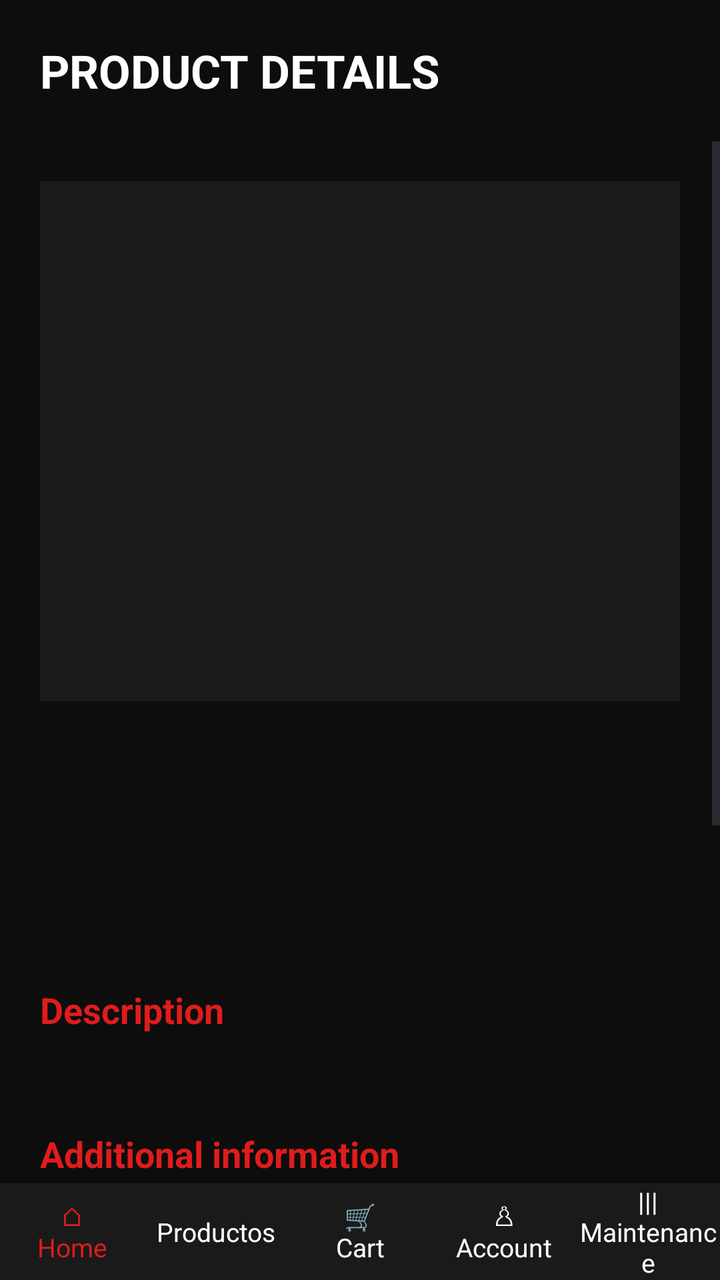
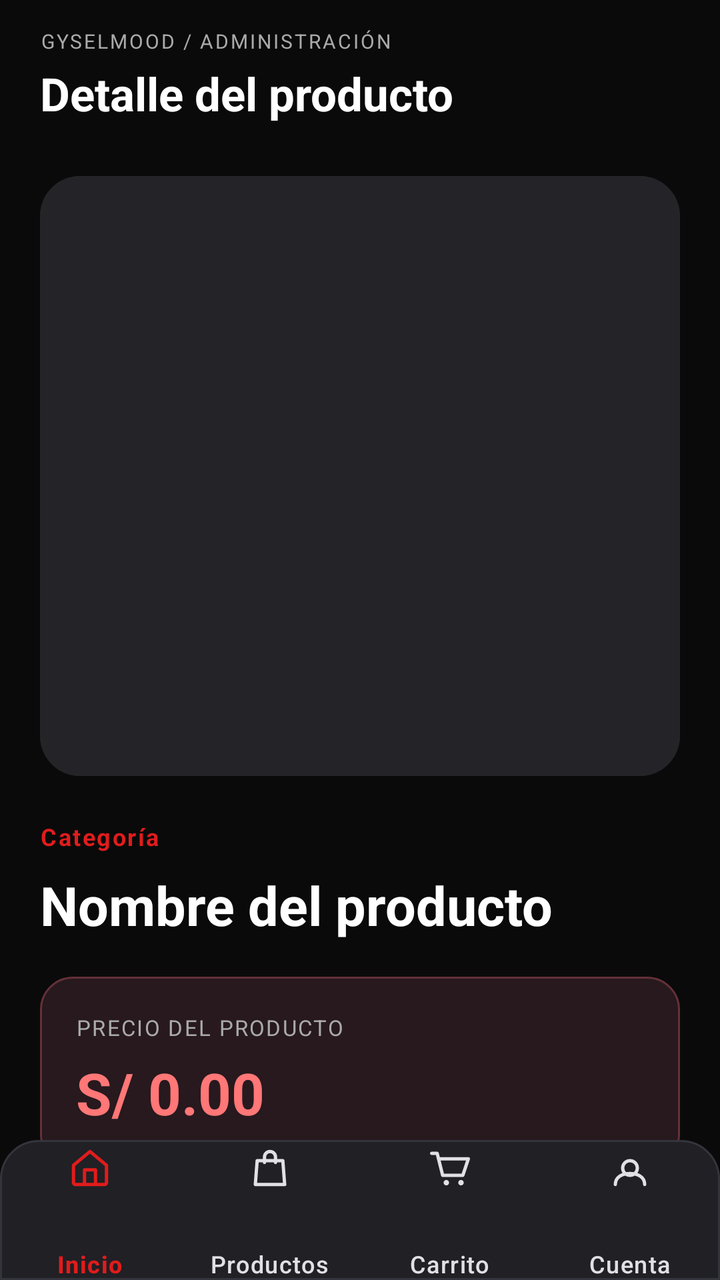

Before-and-after screenshots of an Android layout around one commit, followed by the original layout XML and the change that was made.
<!-- AndroidManifest.xml: application theme Theme.GyselMode -->
<!-- res/layout/activity_detalle_producto.xml -->
<?xml version="1.0" encoding="utf-8"?>
<androidx.constraintlayout.widget.ConstraintLayout
    xmlns:android="http://schemas.android.com/apk/res/android"
    xmlns:app="http://schemas.android.com/apk/res-auto"
    android:layout_width="match_parent"
    android:layout_height="match_parent"
    android:background="#0D0D0D">

    <TextView
        android:id="@+id/txtTituloPantalla"
        android:layout_width="0dp"
        android:layout_height="wrap_content"
        android:text="@string/detail_title"
        android:textColor="#FFFFFF"
        android:textSize="23sp"
        android:textStyle="bold"
        android:padding="20dp"
        app:layout_constraintTop_toTopOf="parent"
        app:layout_constraintStart_toStartOf="parent"
        app:layout_constraintEnd_toEndOf="parent"/>

    <ScrollView
        android:layout_width="0dp"
        android:layout_height="0dp"
        android:fillViewport="true"
        app:layout_constraintTop_toBottomOf="@id/txtTituloPantalla"
        app:layout_constraintBottom_toTopOf="@id/navBottom"
        app:layout_constraintStart_toStartOf="parent"
        app:layout_constraintEnd_toEndOf="parent">

        <LinearLayout
            android:layout_width="match_parent"
            android:layout_height="wrap_content"
            android:orientation="vertical"
            android:padding="20dp">

            <ImageView
                android:id="@+id/imgProductoDetalle"
                android:layout_width="match_parent"
                android:layout_height="260dp"
                android:scaleType="centerCrop"
                android:background="#1A1A1A"
                android:contentDescription="@string/cd_detail_main_image"/>

            <TextView
                android:id="@+id/txtNombreDetalle"
                android:layout_width="match_parent"
                android:layout_height="wrap_content"
                android:textColor="#FFFFFF"
                android:textSize="26sp"
                android:textStyle="bold"
                android:layout_marginTop="16dp"/>

            <TextView
                android:id="@+id/txtCategoriaDetalle"
                android:layout_width="match_parent"
                android:layout_height="wrap_content"
                android:textColor="#AAAAAA"
                android:textSize="16sp"
                android:layout_marginTop="8dp"/>

            <TextView
                android:id="@+id/txtPrecioDetalle"
                android:layout_width="match_parent"
                android:layout_height="wrap_content"
                android:textColor="#E01C1C"
                android:textSize="22sp"
                android:textStyle="bold"
                android:layout_marginTop="12dp"/>

            <TextView
                android:layout_width="match_parent"
                android:layout_height="wrap_content"
                android:text="@string/detail_description"
                android:textColor="#E01C1C"
                android:textStyle="bold"
                android:textSize="18sp"
                android:layout_marginTop="20dp"/>

            <TextView
                android:id="@+id/txtDescripcionDetalle"
                android:layout_width="match_parent"
                android:layout_height="wrap_content"
                android:textColor="#FFFFFF"
                android:textSize="16sp"
                android:layout_marginTop="6dp"/>

            <TextView
                android:layout_width="match_parent"
                android:layout_height="wrap_content"
                android:text="@string/detail_additional"
                android:textColor="#E01C1C"
                android:textStyle="bold"
                android:textSize="18sp"
                android:layout_marginTop="20dp"/>

            <TextView
                android:id="@+id/txtAdicionalDetalle"
                android:layout_width="match_parent"
                android:layout_height="wrap_content"
                android:textColor="#FFFFFF"
                android:textSize="16sp"
                android:layout_marginTop="6dp"/>

            <TextView
                android:layout_width="match_parent"
                android:layout_height="wrap_content"
                android:text="@string/detail_available_sizes"
                android:textColor="#E01C1C"
                android:textStyle="bold"
                android:textSize="18sp"
                android:layout_marginTop="20dp"/>

            <TextView
                android:id="@+id/txtTallasDetalle"
                android:layout_width="match_parent"
                android:layout_height="wrap_content"
                android:textColor="#FFFFFF"
                android:textSize="16sp"
                android:layout_marginTop="6dp"/>

            <Button
                android:id="@+id/btnEditarProducto"
                android:layout_width="match_parent"
                android:layout_height="wrap_content"
                android:text="@string/detail_edit_button"
                android:textColor="#FFFFFF"
                android:backgroundTint="#E01C1C"
                android:layout_marginTop="28dp"/>

            <Button
                android:id="@+id/btnEliminarProducto"
                android:layout_width="match_parent"
                android:layout_height="wrap_content"
                android:text="@string/detail_delete_button"
                android:textColor="#FFFFFF"
                android:backgroundTint="#444444"
                android:layout_marginTop="12dp"
                android:layout_marginBottom="20dp"/>

        </LinearLayout>

    </ScrollView>

    <include
        android:id="@+id/navBottom"
        layout="@layout/bottom_navigation"
        android:layout_width="match_parent"
        android:layout_height="wrap_content"
        app:layout_constraintBottom_toBottomOf="parent"/>

</androidx.constraintlayout.widget.ConstraintLayout>
<!-- res/layout/bottom_navigation.xml (included above) -->
<?xml version="1.0" encoding="utf-8"?>
<LinearLayout
    xmlns:android="http://schemas.android.com/apk/res/android"
    android:id="@+id/bottomNavigation"
    android:layout_width="match_parent"
    android:layout_height="70dp"
    android:background="@color/gysel_dark_gray"
    android:gravity="center"
    android:orientation="horizontal">

    
    <TextView
        android:id="@+id/navInicio"
        android:layout_width="0dp"
        android:layout_height="match_parent"
        android:layout_weight="1"
        android:gravity="center"
        android:text="@string/bottom_nav_home"
        android:textColor="@color/gysel_red"
        android:textSize="13sp" />

    
    <TextView
        android:id="@+id/navProductos"
        android:layout_width="0dp"
        android:layout_height="match_parent"
        android:layout_weight="1"
        android:gravity="center"
        android:text="Productos"
        android:textColor="@color/gysel_white"
        android:textSize="13sp" />

    
    <TextView
        android:id="@+id/navCarrito"
        android:layout_width="0dp"
        android:layout_height="match_parent"
        android:layout_weight="1"
        android:gravity="center"
        android:text="@string/bottom_nav_cart"
        android:textColor="@color/gysel_white"
        android:textSize="13sp" />

    
    <TextView
        android:id="@+id/navCuenta"
        android:layout_width="0dp"
        android:layout_height="match_parent"
        android:layout_weight="1"
        android:gravity="center"
        android:text="@string/bottom_nav_account"
        android:textColor="@color/gysel_white"
        android:textSize="13sp" />
    
    <TextView
        android:id="@+id/navMantenimiento"
        android:layout_width="0dp"
        android:layout_height="match_parent"
        android:layout_weight="1"
        android:gravity="center"
        android:text="@string/bottom_nav_maintenance"
        android:textColor="@color/gysel_white"
        android:textSize="13sp" />

</LinearLayout>
<!-- resources referenced by this layout -->
<resources>
  <color name="gysel_dark_gray">#1A1A1A</color>
  <color name="gysel_red">#E01C1C</color>
  <color name="gysel_white">#FFFFFF</color>
  <string name="bottom_nav_account">♙\nAccount</string>
  <string name="bottom_nav_cart">🛒\nCart</string>
  <string name="bottom_nav_home">⌂\nHome</string>
  <string name="bottom_nav_maintenance">|||\nMaintenance</string>
  <string name="cd_detail_main_image">Main product image</string>
  <string name="detail_additional">Additional information</string>
  <string name="detail_available_sizes">Available sizes</string>
  <string name="detail_delete_button">DELETE PRODUCT</string>
  <string name="detail_description">Description</string>
  <string name="detail_edit_button">EDIT PRODUCT</string>
  <string name="detail_title">PRODUCT DETAILS</string>
  <style name="Theme.GyselMode" parent="Base.Theme.GyselMode" />
  <style name="Base.Theme.GyselMode" parent="Theme.Material3.DayNight.NoActionBar">
          
          
      </style>
</resources>

<!-- the commit's change to res/layout/activity_detalle_producto.xml (unified diff, before → after) -->
@@ -4,26 +4,48 @@
     xmlns:app="http://schemas.android.com/apk/res-auto"
     android:layout_width="match_parent"
     android:layout_height="match_parent"
-    android:background="#0D0D0D">
-
-    <TextView
-        android:id="@+id/txtTituloPantalla"
+    android:background="@color/gysel_black">
+
+    
+    <LinearLayout
+        android:id="@+id/headerDetalleAdmin"
         android:layout_width="0dp"
-        android:layout_height="wrap_content"
-        android:text="@string/detail_title"
-        android:textColor="#FFFFFF"
-        android:textSize="23sp"
-        android:textStyle="bold"
-        android:padding="20dp"
+        android:layout_height="76dp"
+        android:gravity="center_vertical"
+        android:orientation="vertical"
+        android:paddingStart="20dp"
+        android:paddingEnd="20dp"
         app:layout_constraintTop_toTopOf="parent"
         app:layout_constraintStart_toStartOf="parent"
-        app:layout_constraintEnd_toEndOf="parent"/>
+        app:layout_constraintEnd_toEndOf="parent">
+
+        <TextView
+            android:layout_width="match_parent"
+            android:layout_height="wrap_content"
+            android:text="GYSELMOOD / ADMINISTRACIÓN"
+            android:textColor="@color/gysel_light_gray"
+            android:textSize="10sp"
+            android:letterSpacing="0.1"/>
+
+        <TextView
+            android:id="@+id/txtTituloPantalla"
+            android:layout_width="match_parent"
+            android:layout_height="wrap_content"
+            android:layout_marginTop="4dp"
+            android:text="Detalle del producto"
+            android:textColor="@color/gysel_white"
+            android:textSize="23sp"
+            android:textStyle="bold"/>
+
+    </LinearLayout>
 
     <ScrollView
         android:layout_width="0dp"
         android:layout_height="0dp"
         android:fillViewport="true"
-        app:layout_constraintTop_toBottomOf="@id/txtTituloPantalla"
+        android:clipToPadding="false"
+        android:scrollbars="none"
+        app:layout_constraintTop_toBottomOf="@id/headerDetalleAdmin"
         app:layout_constraintBottom_toTopOf="@id/navBottom"
         app:layout_constraintStart_toStartOf="parent"
         app:layout_constraintEnd_toEndOf="parent">
@@ -32,187 +54,253 @@
             android:layout_width="match_parent"
             android:layout_height="wrap_content"
             android:orientation="vertical"
-            android:padding="20dp">
-
-            <ImageView
-                android:id="@+id/imgProductoDetalle"
-                android:layout_width="match_parent"
-                android:layout_height="260dp"
-                android:scaleType="centerCrop"
-                android:background="#1A1A1A"
-                android:contentDescription="@string/cd_detail_main_image"/>
-
+            android:paddingStart="20dp"
+            android:paddingEnd="20dp"
+            android:paddingBottom="34dp">
+
+            
+            <androidx.cardview.widget.CardView
+                android:layout_width="match_parent"
+                android:layout_height="300dp"
+                android:layout_marginTop="12dp"
+                app:cardBackgroundColor="#242428"
+                app:cardCornerRadius="20dp"
+                app:cardElevation="0dp">
+
+                <ImageView
+                    android:id="@+id/imgProductoDetalle"
+                    android:layout_width="match_parent"
+                    android:layout_height="match_parent"
+                    android:scaleType="centerCrop"
+                    android:background="#242428"
+                    android:contentDescription="@string/cd_detail_main_image"/>
+
+            </androidx.cardview.widget.CardView>
+
+            
+            <LinearLayout
+                android:layout_width="match_parent"
+                android:layout_height="wrap_content"
+                android:layout_marginTop="22dp"
+                android:orientation="vertical">
+
+                <TextView
+                    android:id="@+id/txtCategoriaDetalle"
+                    android:layout_width="match_parent"
+                    android:layout_height="wrap_content"
+                    android:text="Categoría"
+                    android:textColor="@color/gysel_red"
+                    android:textSize="12sp"
+                    android:textStyle="bold"
+                    android:letterSpacing="0.07"/>
+
+                <TextView
+                    android:id="@+id/txtNombreDetalle"
+                    android:layout_width="match_parent"
+                    android:layout_height="wrap_content"
+                    android:layout_marginTop="8dp"
+                    android:text="Nombre del producto"
+                    android:textColor="@color/gysel_white"
+                    android:textSize="27sp"
+                    android:textStyle="bold"/>
+
+                <LinearLayout
+                    android:layout_width="match_parent"
+                    android:layout_height="wrap_content"
+                    android:layout_marginTop="18dp"
+                    android:background="@drawable/bg_detail_price"
+                    android:orientation="vertical"
+                    android:padding="18dp">
+
+                    <TextView
+                        android:layout_width="match_parent"
+                        android:layout_height="wrap_content"
+                        android:text="PRECIO DEL PRODUCTO"
+                        android:textColor="@color/gysel_light_gray"
+                        android:textSize="11sp"
+                        android:letterSpacing="0.07"/>
+
+                    <TextView
+                        android:id="@+id/txtPrecioDetalle"
+                        android:layout_width="match_parent"
+                        android:layout_height="wrap_content"
+                        android:layout_marginTop="6dp"
+                        android:text="S/ 0.00"
+                        android:textColor="#FF7777"
+                        android:textSize="29sp"
+                        android:textStyle="bold"/>
+
+                </LinearLayout>
+
+            </LinearLayout>
+
+            
+            <LinearLayout
+                android:layout_width="match_parent"
+                android:layout_height="wrap_content"
+                android:layout_marginTop="24dp"
+                android:background="@drawable/bg_home_card"
+                android:orientation="vertical"
+                android:padding="18dp">
+
+                <TextView
+                    android:layout_width="match_parent"
+                    android:layout_height="wrap_content"
+                    android:text="DESCRIPCIÓN"
+                    android:textColor="@color/gysel_light_gray"
+                    android:textSize="11sp"
+                    android:textStyle="bold"
+                    android:letterSpacing="0.09"/>
+
+                <TextView
+                    android:id="@+id/txtDescripcionDetalle"
+                    android:layout_width="match_parent"
+                    android:layout_height="wrap_content"
+                    android:layout_marginTop="12dp"
+                    android:text="Descripción del producto"
+                    android:textColor="@color/gysel_white"
+                    android:textSize="15sp"
+                    android:lineSpacingExtra="5dp"/>
+
+            </LinearLayout>
+
+            
+            <LinearLayout
+                android:layout_width="match_parent"
+                android:layout_height="wrap_content"
+                android:layout_marginTop="12dp"
+                android:background="@drawable/bg_home_card"
+                android:orientation="vertical"
+                android:padding="18dp">
+
+                <TextView
+                    android:layout_width="match_parent"
+                    android:layout_height="wrap_content"
+                    android:text="INFORMACIÓN ADICIONAL"
+                    android:textColor="@color/gysel_light_gray"
+                    android:textSize="11sp"
+                    android:textStyle="bold"
+                    android:letterSpacing="0.09"/>
+
+                <TextView
+                    android:id="@+id/txtAdicionalDetalle"
+                    android:layout_width="match_parent"
+                    android:layout_height="wrap_content"
+                    android:layout_marginTop="12dp"
+                    android:text="Información del producto"
+                    android:textColor="@color/gysel_white"
+                    android:textSize="15sp"
+                    android:lineSpacingExtra="4dp"/>
+
+            </LinearLayout>
+
+            
+            <LinearLayout
+                android:layout_width="match_parent"
+                android:layout_height="wrap_content"
+                android:layout_marginTop="12dp"
+                android:background="@drawable/bg_home_card"
+                android:orientation="vertical"
+                android:padding="18dp">
+
+                <TextView
+                    android:layout_width="match_parent"
+                    android:layout_height="wrap_content"
+                    android:text="TALLAS DISPONIBLES"
+                    android:textColor="@color/gysel_light_gray"
+                    android:textSize="11sp"
+                    android:textStyle="bold"
+                    android:letterSpacing="0.09"/>
+
+                <TextView
+                    android:id="@+id/txtTallasDetalle"
+                    android:layout_width="match_parent"
+                    android:layout_height="wrap_content"
+                    android:layout_marginTop="12dp"
+                    android:text="S, M, L"
+                    android:textColor="@color/gysel_white"
+                    android:textSize="16sp"
+                    android:lineSpacingExtra="4dp"/>
+
+            </LinearLayout>
+
+            
             <TextView
-                android:id="@+id/txtNombreDetalle"
-                android:layout_width="match_parent"
-                android:layout_height="wrap_content"
-                android:textColor="#FFFFFF"
-                android:textSize="26sp"
+                android:layout_width="match_parent"
+                android:layout_height="wrap_content"
+                android:layout_marginTop="28dp"
+                android:text="GESTIONAR PRODUCTO"
+                android:textColor="@color/gysel_light_gray"
+                android:textSize="11sp"
                 android:textStyle="bold"
-                android:layout_marginTop="16dp"/>
-
-            <TextView
-                android:id="@+id/txtCategoriaDetalle"
-                android:layout_width="match_parent"
-                android:layout_height="wrap_content"
-                android:textColor="#AAAAAA"
-                android:textSize="16sp"
-                android:layout_marginTop="8dp"/>
-
-            <TextView
-                android:id="@+id/txtPrecioDetalle"
-                android:layout_width="match_parent"
-                android:layout_height="wrap_content"
-                android:textColor="#E01C1C"
-                android:textSize="22sp"
-                android:textStyle="bold"
-                android:layout_marginTop="12dp"/>
-
-            <TextView
-                android:layout_width="match_parent"
-                android:layout_height="wrap_content"
-                android:text="@string/detail_description"
-                android:textColor="#E01C1C"
-                android:textStyle="bold"
-                android:textSize="18sp"
-                android:layout_marginTop="20dp"/>
-
-            <TextView
-                android:id="@+id/txtDescripcionDetalle"
-                android:layout_width="match_parent"
-                android:layout_height="wrap_content"
-                android:textColor="#FFFFFF"
-                android:textSize="16sp"
-                android:layout_marginTop="6dp"/>
-
-            <TextView
-                android:layout_width="match_parent"
-                android:layout_height="wrap_content"
-                android:text="@string/detail_additional"
-                android:textColor="#E01C1C"
-                android:textStyle="bold"
-                android:textSize="18sp"
-                android:layout_marginTop="20dp"/>
-
-            <TextView
-                android:id="@+id/txtAdicionalDetalle"
-                android:layout_width="match_parent"
-                android:layout_height="wrap_content"
-                android:textColor="#FFFFFF"
-                android:textSize="16sp"
-                android:layout_marginTop="6dp"/>
-
-            <TextView
-                android:layout_width="match_parent"
-                android:layout_height="wrap_content"
-                android:text="@string/detail_available_sizes"
-                android:textColor="#E01C1C"
-                android:textStyle="bold"
-                android:textSize="18sp"
-                android:layout_marginTop="20dp"/>
-
-            <TextView
-                android:id="@+id/txtTallasDetalle"
-                android:layout_width="match_parent"
-                android:layout_height="wrap_content"
-                android:textColor="#FFFFFF"
-                android:textSize="16sp"
-                android:layout_marginTop="6dp"/>
+                android:letterSpacing="0.09"/>
 
             <Button
                 android:id="@+id/btnEditarProducto"
                 android:layout_width="match_parent"
-                android:layout_height="wrap_content"
-                android:text="@string/detail_edit_button"
-                android:textColor="#FFFFFF"
-                android:backgroundTint="#E01C1C"
-                android:layout_marginTop="28dp"/>
+                android:layout_height="58dp"
+                android:layout_marginTop="14dp"
+                android:backgroundTint="@color/gysel_red"
+                android:text="EDITAR PRODUCTO"
+                android:textColor="@color/gysel_white"
+                android:textSize="14sp"
+                android:textStyle="bold"/>
 
             <Button
                 android:id="@+id/btnEliminarProducto"
                 android:layout_width="match_parent"
-                android:layout_height="wrap_content"
-                android:text="@string/detail_delete_button"
-                android:textColor="#FFFFFF"
-                android:backgroundTint="#444444"
-                android:layout_marginTop="12dp"
-                android:layout_marginBottom="20dp"/>
+                android:layout_height="56dp"
+                android:layout_marginTop="8dp"
+                android:backgroundTint="#333338"
+                android:text="ELIMINAR PRODUCTO"
+                android:textColor="#FF8888"
+                android:textSize="14sp"
+                android:textStyle="bold"/>
+
+            <TextView
+                android:layout_width="match_parent"
+                android:layout_height="wrap_content"
+                android:layout_marginTop="25dp"
+                android:gravity="center"
+                android:text="GYSELMOOD · PANEL ADMINISTRATIVO"
+                android:textColor="#777777"
+                android:textSize="10sp"/>
 
         </LinearLayout>
 
     </ScrollView>
 
+    
     <include
         android:id="@+id/navBottom"
         layout="@layout/bottom_navigation"
-        android:layout_width="match_parent"
-        android:layout_height="wrap_content"
-        app:layout_constraintBottom_toBottomOf="parent"/>
+        android:layout_width="0dp"
+        android:layout_height="70dp"
+        app:layout_constraintBottom_toBottomOf="parent"
+        app:layout_constraintStart_toStartOf="parent"
+        app:layout_constraintEnd_toEndOf="parent"/>
 
 </androidx.constraintlayout.widget.ConstraintLayout>
 <!-- res/layout/bottom_navigation.xml (included above) -->
 <?xml version="1.0" encoding="utf-8"?>
-<LinearLayout
+<com.google.android.material.bottomnavigation.BottomNavigationView
     xmlns:android="http://schemas.android.com/apk/res/android"
+    xmlns:app="http://schemas.android.com/apk/res-auto"
+
     android:id="@+id/bottomNavigation"
     android:layout_width="match_parent"
     android:layout_height="70dp"
-    android:background="@color/gysel_dark_gray"
-    android:gravity="center"
-    android:orientation="horizontal">
-
-    
-    <TextView
-        android:id="@+id/navInicio"
-        android:layout_width="0dp"
-        android:layout_height="match_parent"
-        android:layout_weight="1"
-        android:gravity="center"
-        android:text="@string/bottom_nav_home"
-        android:textColor="@color/gysel_red"
-        android:textSize="13sp" />
-
-    
-    <TextView
-        android:id="@+id/navProductos"
-        android:layout_width="0dp"
-        android:layout_height="match_parent"
-        android:layout_weight="1"
-        android:gravity="center"
-        android:text="Productos"
-        android:textColor="@color/gysel_white"
-        android:textSize="13sp" />
-
-    
-    <TextView
-        android:id="@+id/navCarrito"
-        android:layout_width="0dp"
-        android:layout_height="match_parent"
-        android:layout_weight="1"
-        android:gravity="center"
-        android:text="@string/bottom_nav_cart"
-        android:textColor="@color/gysel_white"
-        android:textSize="13sp" />
-
-    
-    <TextView
-        android:id="@+id/navCuenta"
-        android:layout_width="0dp"
-        android:layout_height="match_parent"
-        android:layout_weight="1"
-        android:gravity="center"
-        android:text="@string/bottom_nav_account"
-        android:textColor="@color/gysel_white"
-        android:textSize="13sp" />
-    
-    <TextView
-        android:id="@+id/navMantenimiento"
-        android:layout_width="0dp"
-        android:layout_height="match_parent"
-        android:layout_weight="1"
-        android:gravity="center"
-        android:text="@string/bottom_nav_maintenance"
-        android:textColor="@color/gysel_white"
-        android:textSize="13sp" />
-
-</LinearLayout>
+    android:background="@drawable/bg_bottom_navigation"
+    android:elevation="8dp"
+
+    app:menu="@menu/menu_bottom_navigation"
+    app:labelVisibilityMode="labeled"
+
+    app:itemIconSize="22dp"
+    app:itemIconTint="@color/bottom_nav_item_colors"
+    app:itemTextColor="@color/bottom_nav_item_colors"
+
+    app:itemHorizontalTranslationEnabled="false"
+    app:itemPaddingTop="3dp"
+    app:itemPaddingBottom="3dp"
+    app:itemRippleColor="#334E3035"/>
<!-- resource entries referenced after the edit -->
@@ -1,19 +1,54 @@
 <!-- resources referenced by this layout -->
 <resources>
-  <color name="gysel_dark_gray">#1A1A1A</color>
+  <color name="gysel_black">#0A0A0A</color>
+  <color name="gysel_light_gray">#AAAAAA</color>
   <color name="gysel_red">#E01C1C</color>
   <color name="gysel_white">#FFFFFF</color>
-  <string name="bottom_nav_account">♙\nAccount</string>
-  <string name="bottom_nav_cart">🛒\nCart</string>
-  <string name="bottom_nav_home">⌂\nHome</string>
-  <string name="bottom_nav_maintenance">|||\nMaintenance</string>
+  <!-- drawable bg_bottom_navigation (drawable) -->
+  <?xml version="1.0" encoding="utf-8"?>
+  <shape xmlns:android="http://schemas.android.com/apk/res/android"
+      android:shape="rectangle">
+  
+      <solid android:color="#202025"/>
+  
+      <corners
+          android:topLeftRadius="19dp"
+          android:topRightRadius="19dp"/>
+  
+      <stroke
+          android:width="1dp"
+          android:color="#34343C"/>
+  
+  </shape>
+  <!-- drawable bg_detail_price (drawable) -->
+  <?xml version="1.0" encoding="utf-8"?>
+  <shape xmlns:android="http://schemas.android.com/apk/res/android"
+      android:shape="rectangle">
+  
+      <solid android:color="#27191E"/>
+  
+      <corners android:radius="16dp"/>
+  
+      <stroke
+          android:width="1dp"
+          android:color="#653039"/>
+  
+  </shape>
+  <!-- drawable bg_home_card (drawable) -->
+  <?xml version="1.0" encoding="utf-8"?>
+  <shape xmlns:android="http://schemas.android.com/apk/res/android"
+      android:shape="rectangle">
+  
+      <solid android:color="#242428"/>
+  
+      <corners android:radius="18dp"/>
+  
+      <stroke
+          android:width="1dp"
+          android:color="#34343A"/>
+  
+  </shape>
   <string name="cd_detail_main_image">Main product image</string>
-  <string name="detail_additional">Additional information</string>
-  <string name="detail_available_sizes">Available sizes</string>
-  <string name="detail_delete_button">DELETE PRODUCT</string>
-  <string name="detail_description">Description</string>
-  <string name="detail_edit_button">EDIT PRODUCT</string>
-  <string name="detail_title">PRODUCT DETAILS</string>
   <style name="Theme.GyselMode" parent="Base.Theme.GyselMode" />
   <style name="Base.Theme.GyselMode" parent="Theme.Material3.DayNight.NoActionBar">
           
